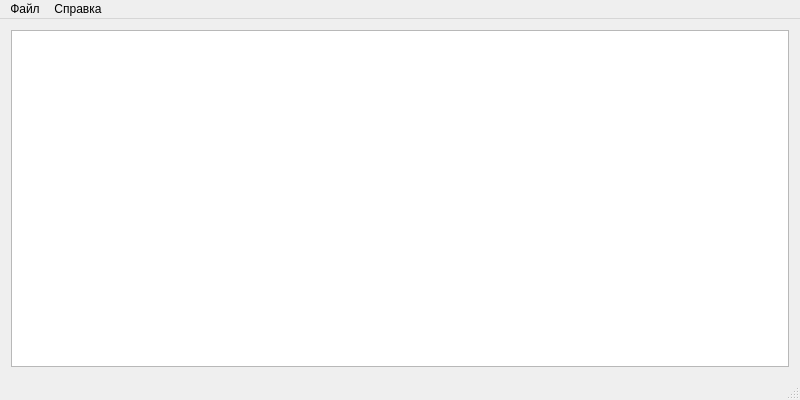
Old version of the form Text_editor/texteditor.ui in the repository FerKosNik/Text_editor_Marat.
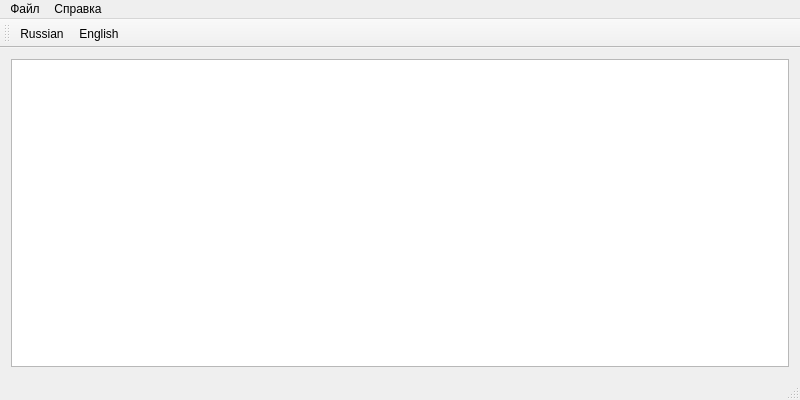
New version of the form. Icons and pictures are not drawn.

The edit to the form file:
```diff
--- a/Text_editor/texteditor.ui
+++ b/Text_editor/texteditor.ui
@@ -51,6 +51,19 @@
    <addaction name="menuFile"/>
    <addaction name="menuEdit"/>
   </widget>
+  <widget class="QToolBar" name="toolBar">
+   <property name="windowTitle">
+    <string>toolBar</string>
+   </property>
+   <attribute name="toolBarArea">
+    <enum>TopToolBarArea</enum>
+   </attribute>
+   <attribute name="toolBarBreak">
+    <bool>false</bool>
+   </attribute>
+   <addaction name="actionRussian"/>
+   <addaction name="actionEnglish"/>
+  </widget>
   <action name="actionNew">
    <property name="icon">
     <iconset resource="texteditor.qrc">
@@ -135,6 +148,33 @@
     <string>Справка по текстовому редактору</string>
    </property>
   </action>
+  <action name="actionReadOnly">
+   <property name="icon">
+    <iconset resource="texteditor.qrc">
+     <normaloff>:/images/readOnly.png</normaloff>:/images/readOnly.png</iconset>
+   </property>
+   <property name="text">
+    <string>Открыть только для чтения</string>
+   </property>
+  </action>
+  <action name="actionRussian">
+   <property name="icon">
+    <iconset resource="texteditor.qrc">
+     <normaloff>:/images/Russia.png</normaloff>:/images/Russia.png</iconset>
+   </property>
+   <property name="text">
+    <string>Russian</string>
+   </property>
+  </action>
+  <action name="actionEnglish">
+   <property name="icon">
+    <iconset resource="texteditor.qrc">
+     <normaloff>:/images/English.png</normaloff>:/images/English.png</iconset>
+   </property>
+   <property name="text">
+    <string>English</string>
+   </property>
+  </action>
  </widget>
  <layoutdefault spacing="6" margin="11"/>
  <resources>
```
Left out of the diff: 1 changed line with no effect on the pictures.
